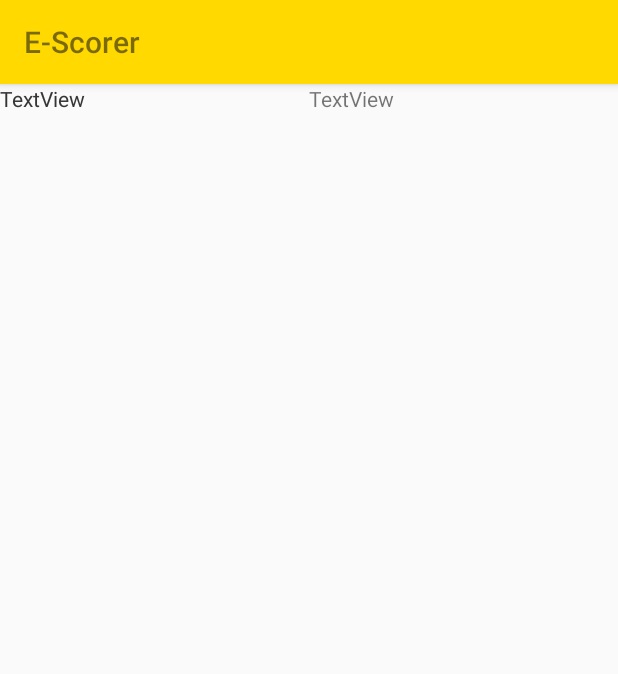
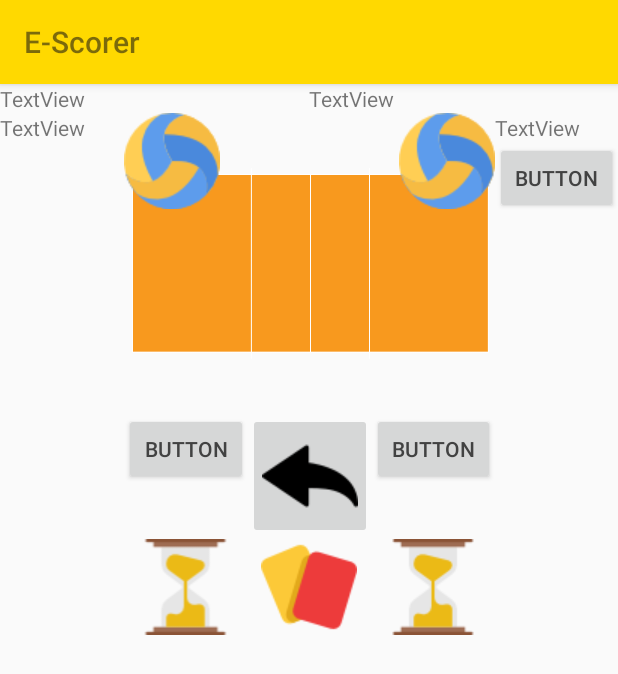
Before and after one commit to Drucia/EScorerApp, an Android app: the RunningMatchActivity screen opened directly, with no data from a screen before it, on a phone screen of 412 x 824 dp. Shown: the top 674 px of the screen. Run offline under Robolectric (Android 15) with nearby library versions, the phone set to English and light mode, and no system bars.

Commit message:
Added initial running match layout

```diff
--- a/app/src/main/java/com/druciak/escorerapp/model/externalApiService/ExternalApiManager.java
+++ b/app/src/main/java/com/druciak/escorerapp/model/externalApiService/ExternalApiManager.java
@@ -74,13 +74,12 @@ public class ExternalApiManager implements IMatchSettingsMVP.IModel, IMainPanelM
         teams.add(gwardia);
 
         // prepare matches
-        // a6vhS2jGZddait8YEiDaeqf8euh2 - Tomasz
-        // URdZLXrwoyRxdrgVx1CaciAUpBh1 - Maciej
+        // 5YAYc3t7jWea1SnDXYyQEH3gQ1p1 - Tomasz
 
-        matches.add(new Match(teams.get(1), teams.get(2), "a6vhS2jGZddait8YEiDaeqf8euh2"));
-        matches.add(new Match(teams.get(2), teams.get(3), "a6vhS2jGZddait8YEiDaeqf8euh2"));
-        matches.add(new Match(teams.get(1), teams.get(3), "a6vhS2jGZddait8YEiDaeqf8euh2"));
-        matches.add(new Match(teams.get(2), teams.get(1), "URdZLXrwoyRxdrgVx1CaciAUpBh1"));
+        matches.add(new Match(teams.get(0), teams.get(1), "5YAYc3t7jWea1SnDXYyQEH3gQ1p1"));
+        matches.add(new Match(teams.get(1), teams.get(2), "5YAYc3t7jWea1SnDXYyQEH3gQ1p1"));
+        matches.add(new Match(teams.get(0), teams.get(2), "5YAYc3t7jWea1SnDXYyQEH3gQ1p1"));
+        matches.add(new Match(teams.get(1), teams.get(0), "5YAYc3t7jWea1SnDXYyQEH3gQ1p1"));
     }
 
     private void initializeRetrofit(String serverUrl)
--- a/app/src/main/java/com/druciak/escorerapp/model/firebaseService/FirebaseManager.java
+++ b/app/src/main/java/com/druciak/escorerapp/model/firebaseService/FirebaseManager.java
@@ -22,28 +22,23 @@ import java.io.IOException;
 import static androidx.constraintlayout.widget.Constraints.TAG;
 
 public class FirebaseManager implements ILoginMVP.IModel, ICreateAccountMVP.IFirebaseModel{
+    private static final FirebaseAuth userAuth = FirebaseAuth.getInstance();
     private ILoginMVP.IPresenter loginPresenter;
     private ICreateAccountMVP.IPresenter createPresenter;
-    private static final FirebaseAuth userAuth = FirebaseAuth.getInstance();
-    private static String test = "wspólne";
     private GoogleSignInClient mGoogleSignInClient;
     private InternalApiManager internalApiManager;
 
     public FirebaseManager() {
-        //userAuth = FirebaseAuth.getInstance();
-
     }
 
     public FirebaseManager(ILoginMVP.IPresenter loginPresenter)
     {
         this.loginPresenter = loginPresenter;
-        //userAuth = FirebaseAuth.getInstance();
     }
 
     public FirebaseManager(ICreateAccountMVP.IPresenter createPresenter)
     {
         this.createPresenter = createPresenter;
-        //userAuth = FirebaseAuth.getInstance();
         internalApiManager = new InternalApiManager(createPresenter);
     }
 
@@ -131,8 +126,6 @@ public class FirebaseManager implements ILoginMVP.IModel, ICreateAccountMVP.IFir
         userAuth.signOut();
         if (mGoogleSignInClient != null )
             mGoogleSignInClient.signOut();
-        FirebaseUser user = userAuth.getCurrentUser();
-        String p = "dupa";
     }
 
     @Override
--- a/app/src/main/res/layout/activity_running_match.xml
+++ b/app/src/main/res/layout/activity_running_match.xml
@@ -1,9 +1,10 @@
 <?xml version="1.0" encoding="utf-8"?>
-<RelativeLayout xmlns:android="http://schemas.android.com/apk/res/android"
+<LinearLayout xmlns:android="http://schemas.android.com/apk/res/android"
     xmlns:app="http://schemas.android.com/apk/res-auto"
     xmlns:tools="http://schemas.android.com/tools"
     android:layout_width="match_parent"
     android:layout_height="match_parent"
+    android:orientation="vertical"
     tools:context=".view.RunningMatchActivity">
 
     <LinearLayout
@@ -28,24 +29,135 @@
 
     </LinearLayout>
 
+    <LinearLayout
+        android:layout_width="match_parent"
+        android:layout_height="match_parent"
+        android:orientation="horizontal">
+
         <TextView
-        android:id="@+id/textView12"
-        android:layout_width="wrap_content"
-        android:layout_height="wrap_content"
+            android:id="@+id/textView10"
+            android:layout_width="match_parent"
+            android:layout_height="match_parent"
+            android:layout_weight="2"
             android:text="TextView" />
+
+        <LinearLayout
+            android:layout_width="match_parent"
+            android:layout_height="match_parent"
+            android:layout_weight="1"
+            android:orientation="vertical">
+
+            <RelativeLayout
+                android:layout_width="match_parent"
+                android:layout_height="wrap_content" >
 
                 <ImageView
                     android:id="@+id/imageView3"
                     android:layout_width="wrap_content"
+                    android:layout_height="200dp"
+                    app:srcCompat="@drawable/small_court" />
+
+                <ImageView
+                    android:id="@+id/imageView4"
+                    android:layout_width="wrap_content"
                     android:layout_height="wrap_content"
-        android:layout_below="@id/infoLayout"
-        app:srcCompat="@drawable/small_court"
-        android:layout_toLeftOf="@id/textView12"/>
+                    android:layout_alignParentStart="true"
+                    android:layout_alignParentTop="true"
+                    android:layout_marginStart="0dp"
+                    android:layout_marginTop="0dp"
+                    app:srcCompat="@drawable/ball" />
+
+                <ImageView
+                    android:id="@+id/imageView5"
+                    android:layout_width="wrap_content"
+                    android:layout_height="wrap_content"
+                    android:layout_alignParentTop="true"
+                    android:layout_alignParentEnd="true"
+                    android:layout_marginTop="0dp"
+                    android:layout_marginEnd="0dp"
+                    app:srcCompat="@drawable/ball" />
+
+                <androidx.recyclerview.widget.RecyclerView
+                    android:layout_width="match_parent"
+                    android:layout_height="wrap_content" >
+
+                </androidx.recyclerview.widget.RecyclerView>
+            </RelativeLayout>
+
+            <LinearLayout
+                android:layout_width="match_parent"
+                android:layout_height="wrap_content"
+                android:orientation="horizontal">
+
+                <Button
+                    android:id="@+id/button4"
+                    android:layout_width="wrap_content"
+                    android:layout_height="wrap_content"
+                    android:layout_weight="1"
+                    android:text="Button" />
+
+                <ImageButton
+                    android:id="@+id/imageButton"
+                    android:layout_width="wrap_content"
+                    android:layout_height="wrap_content"
+                    android:layout_weight="1"
+                    app:srcCompat="@drawable/back" />
+
+                <Button
+                    android:id="@+id/button5"
+                    android:layout_width="wrap_content"
+                    android:layout_height="wrap_content"
+                    android:layout_weight="1"
+                    android:text="Button" />
+            </LinearLayout>
+
+            <LinearLayout
+                android:layout_width="match_parent"
+                android:layout_height="wrap_content"
+                android:orientation="horizontal">
+
+                <ImageView
+                    android:id="@+id/imageView6"
+                    android:layout_width="wrap_content"
+                    android:layout_height="wrap_content"
+                    android:layout_weight="1"
+                    app:srcCompat="@drawable/hourglass" />
+
+                <ImageView
+                    android:id="@+id/imageView7"
+                    android:layout_width="wrap_content"
+                    android:layout_height="wrap_content"
+                    android:layout_weight="1"
+                    app:srcCompat="@drawable/cards" />
+
+                <ImageView
+                    android:id="@+id/imageView8"
+                    android:layout_width="wrap_content"
+                    android:layout_height="wrap_content"
+                    android:layout_weight="1"
+                    app:srcCompat="@drawable/hourglass" />
+            </LinearLayout>
+
+        </LinearLayout>
+
+        <LinearLayout
+            android:layout_width="match_parent"
+            android:layout_height="match_parent"
+            android:layout_weight="2"
+            android:orientation="vertical">
 
             <TextView
-        android:id="@+id/textView13"
-        android:layout_width="wrap_content"
+                android:id="@+id/textView11"
+                android:layout_width="match_parent"
                 android:layout_height="wrap_content"
-        android:text="TextView"
-        android:layout_toLeftOf="@id/imageView3"/>
-</RelativeLayout>
+                android:text="TextView" />
+
+            <Button
+                android:id="@+id/button"
+                android:layout_width="match_parent"
+                android:layout_height="wrap_content"
+                android:text="Button" />
+        </LinearLayout>
+    </LinearLayout>
+
+</LinearLayout>
```
Also changed, not shown: app/src/main/res/drawable-v21/back.png (added), app/src/main/res/drawable-v21/cards-separately.png (added), app/src/main/res/drawable-v21/cards.png (added), app/src/main/res/drawable-v21/cards_together.png (added), app/src/main/res/drawable-v21/hourglass.png (added), app/src/main/res/drawable-v21/red-card.png (added), app/src/main/res/drawable-v21/yellow-card.png (added). Lines whose indentation alone changed are shown as unchanged.
